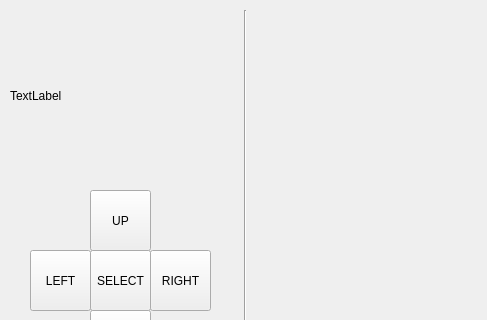
Before: the Qt Designer form source/Denas/mainwindow.ui in ahmadank/DenasOnQT, drawn with Qt 5; both pictures show x 0 to 487 and y 0 to 320 of the 487 by 472 pixel window.
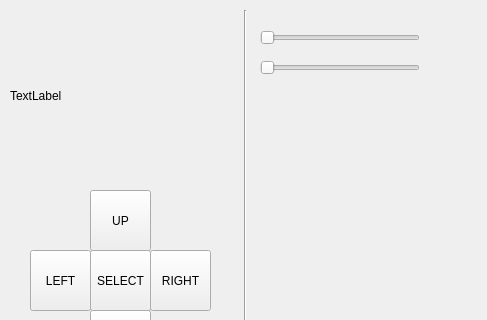
After: the same form once the commit is applied.

Commit message: freq and power

```diff
--- a/source/Denas/mainwindow.ui
+++ b/source/Denas/mainwindow.ui
@@ -185,6 +185,32 @@
      <enum>Qt::Vertical</enum>
     </property>
    </widget>
+   <widget class="QSlider" name="horizontalSlider">
+    <property name="geometry">
+     <rect>
+      <x>260</x>
+      <y>30</y>
+      <width>160</width>
+      <height>16</height>
+     </rect>
+    </property>
+    <property name="orientation">
+     <enum>Qt::Horizontal</enum>
+    </property>
+   </widget>
+   <widget class="QSlider" name="horizontalSlider_2">
+    <property name="geometry">
+     <rect>
+      <x>260</x>
+      <y>60</y>
+      <width>160</width>
+      <height>16</height>
+     </rect>
+    </property>
+    <property name="orientation">
+     <enum>Qt::Horizontal</enum>
+    </property>
+   </widget>
   </widget>
  </widget>
  <layoutdefault spacing="6" margin="11"/>
```
